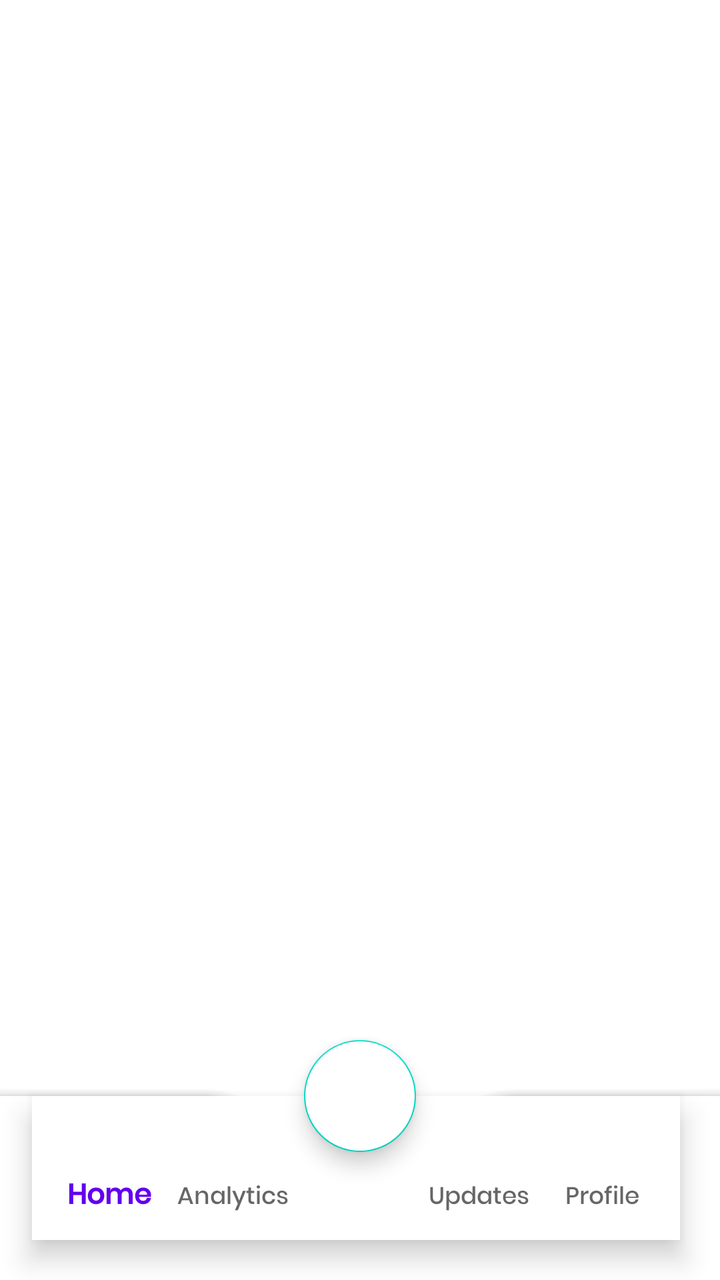
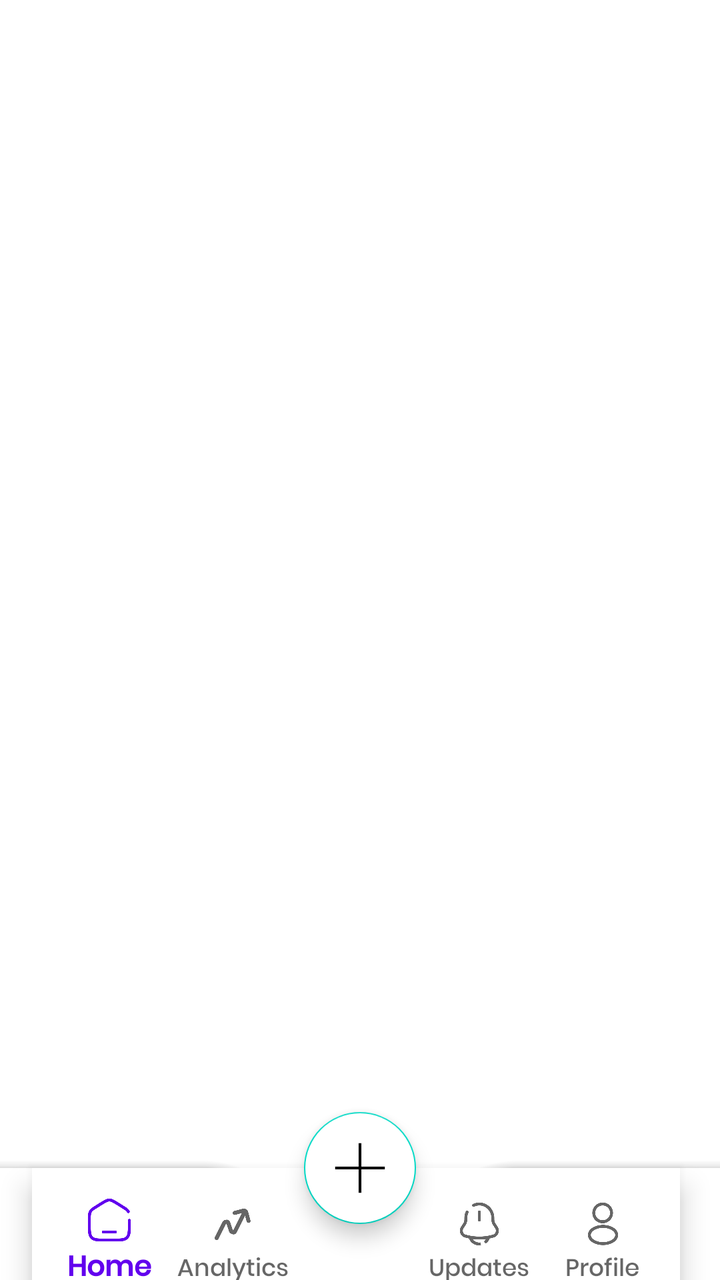

Screens rendered from an Android XML layout before and after an edit, with the pre-edit source and the edit as a unified diff.
<!-- AndroidManifest.xml: activity theme Theme.AttendanceTracker -->
<!-- res/layout/activity_landing.xml -->
<?xml version="1.0" encoding="utf-8"?>
<androidx.coordinatorlayout.widget.CoordinatorLayout xmlns:android="http://schemas.android.com/apk/res/android"
    xmlns:app="http://schemas.android.com/apk/res-auto"
    xmlns:tools="http://schemas.android.com/tools"
    android:id="@+id/main"
    android:layout_width="match_parent"
    android:layout_height="match_parent"
    android:fitsSystemWindows="true"
    tools:context=".LandingActivity">


    <com.google.android.material.bottomappbar.BottomAppBar
        android:id="@+id/bottomAppBar"
        android:layout_width="match_parent"
        android:layout_height="wrap_content"
        app:fabCradleMargin="16dp"
        android:layout_gravity="bottom"
        app:fabCradleRoundedCornerRadius="50dp"
        app:layout_constraintBottom_toBottomOf="parent"
        app:layout_constraintEnd_toEndOf="parent"
        app:layout_constraintStart_toStartOf="parent">

        <com.google.android.material.bottomnavigation.BottomNavigationView
            android:id="@+id/bottomNavigationView"
            android:layout_width="wrap_content"
            android:layout_height="wrap_content"
            android:layout_marginEnd="20dp"
            app:labelVisibilityMode="labeled"
            app:itemTextAppearanceActiveBoldEnabled="true"
            android:layout_marginBottom="20dp"
            app:itemTextAppearanceActive="@style/BottomNavigationViewTextStyle"
            app:itemTextAppearanceInactive="@style/BottomNavigationViewTextStyle"
            android:padding="8dp"
            app:menu="@menu/bottom_nav_bar" />

    </com.google.android.material.bottomappbar.BottomAppBar>


    <com.google.android.material.floatingactionbutton.FloatingActionButton
        android:layout_width="wrap_content"
        android:layout_height="wrap_content"
        android:backgroundTint="#fff"
        android:contentDescription="@string/todo"
        app:maxImageSize="40dp"
        app:layout_anchor="@id/bottomAppBar"/>


</androidx.coordinatorlayout.widget.CoordinatorLayout>
<!-- resources referenced by this layout -->
<resources>
  <string name="todo">TODO</string>
  <style name="BottomNavigationViewTextStyle">
          <item name="android:fontFamily">@font/poppins_medium</item>
      </style>
  <style name="Theme.AttendanceTracker" parent="Theme.MaterialComponents.DayNight.NoActionBar" />
</resources>

<!-- the commit's change to res/layout/activity_landing.xml (unified diff, before → after) -->
@@ -1,5 +1,5 @@
 <?xml version="1.0" encoding="utf-8"?>
-<androidx.coordinatorlayout.widget.CoordinatorLayout xmlns:android="http://schemas.android.com/apk/res/android"
+<androidx.constraintlayout.widget.ConstraintLayout xmlns:android="http://schemas.android.com/apk/res/android"
     xmlns:app="http://schemas.android.com/apk/res-auto"
     xmlns:tools="http://schemas.android.com/tools"
     android:id="@+id/main"
@@ -8,41 +8,55 @@
     android:fitsSystemWindows="true"
     tools:context=".LandingActivity">
 
-
-    <com.google.android.material.bottomappbar.BottomAppBar
-        android:id="@+id/bottomAppBar"
+    <androidx.coordinatorlayout.widget.CoordinatorLayout
         android:layout_width="match_parent"
-        android:layout_height="wrap_content"
-        app:fabCradleMargin="16dp"
-        android:layout_gravity="bottom"
-        app:fabCradleRoundedCornerRadius="50dp"
+        android:layout_height="match_parent"
         app:layout_constraintBottom_toBottomOf="parent"
         app:layout_constraintEnd_toEndOf="parent"
-        app:layout_constraintStart_toStartOf="parent">
+        app:layout_constraintStart_toStartOf="parent"
+        app:layout_constraintTop_toTopOf="parent">
 
-        <com.google.android.material.bottomnavigation.BottomNavigationView
-            android:id="@+id/bottomNavigationView"
+        <FrameLayout
+            android:id="@+id/frame_layout"
+            android:layout_width="match_parent"
+            android:layout_height="match_parent" />
+
+        <com.google.android.material.bottomappbar.BottomAppBar
+            android:id="@+id/bottomAppBar"
+            android:layout_width="match_parent"
+            android:layout_height="wrap_content"
+            android:layout_gravity="bottom"
+            app:fabCradleMargin="16dp"
+            app:fabCradleRoundedCornerRadius="50dp"
+            app:layout_constraintBottom_toBottomOf="parent"
+            app:layout_constraintEnd_toEndOf="parent"
+            app:layout_constraintStart_toStartOf="parent">
+
+            <com.google.android.material.bottomnavigation.BottomNavigationView
+                android:id="@+id/bottomNavigationView"
+                android:layout_width="wrap_content"
+                android:layout_height="wrap_content"
+                android:layout_marginTop="-24dp"
+                android:layout_marginEnd="20dp"
+                android:padding="8dp"
+                app:itemTextAppearanceActive="@style/BottomNavigationViewTextStyle"
+                app:itemTextAppearanceActiveBoldEnabled="true"
+                app:itemTextAppearanceInactive="@style/BottomNavigationViewTextStyle"
+                app:labelVisibilityMode="labeled"
+                app:menu="@menu/bottom_nav_bar" />
+
+        </com.google.android.material.bottomappbar.BottomAppBar>
+
+
+        <com.google.android.material.floatingactionbutton.FloatingActionButton
             android:layout_width="wrap_content"
             android:layout_height="wrap_content"
-            android:layout_marginEnd="20dp"
-            app:labelVisibilityMode="labeled"
-            app:itemTextAppearanceActiveBoldEnabled="true"
-            android:layout_marginBottom="20dp"
-            app:itemTextAppearanceActive="@style/BottomNavigationViewTextStyle"
-            app:itemTextAppearanceInactive="@style/BottomNavigationViewTextStyle"
-            android:padding="8dp"
-            app:menu="@menu/bottom_nav_bar" />
+            android:backgroundTint="#fff"
+            android:contentDescription="@string/todo"
+            android:src="@drawable/add_fab"
+            app:layout_anchor="@id/bottomAppBar"
+            app:maxImageSize="32dp" />
 
-    </com.google.android.material.bottomappbar.BottomAppBar>
+    </androidx.coordinatorlayout.widget.CoordinatorLayout>
 
-
-    <com.google.android.material.floatingactionbutton.FloatingActionButton
-        android:layout_width="wrap_content"
-        android:layout_height="wrap_content"
-        android:backgroundTint="#fff"
-        android:contentDescription="@string/todo"
-        app:maxImageSize="40dp"
-        app:layout_anchor="@id/bottomAppBar"/>
-
-
-</androidx.coordinatorlayout.widget.CoordinatorLayout>
+</androidx.constraintlayout.widget.ConstraintLayout>
<!-- resource entries referenced after the edit -->
@@ -1,5 +1,6 @@
 <!-- resources referenced by this layout -->
 <resources>
+  <!-- drawable add_fab: png bitmap (drawable, 1897 bytes) -->
   <string name="todo">TODO</string>
   <style name="BottomNavigationViewTextStyle">
           <item name="android:fontFamily">@font/poppins_medium</item>
